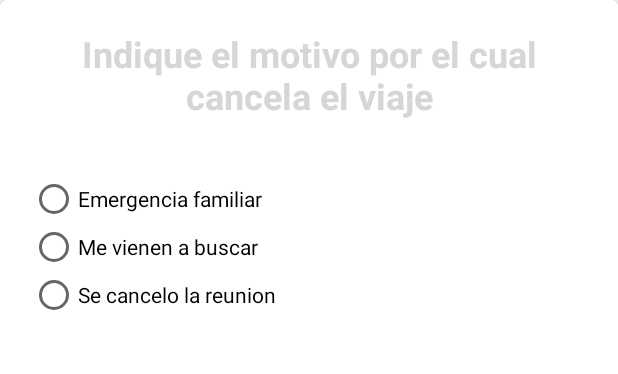
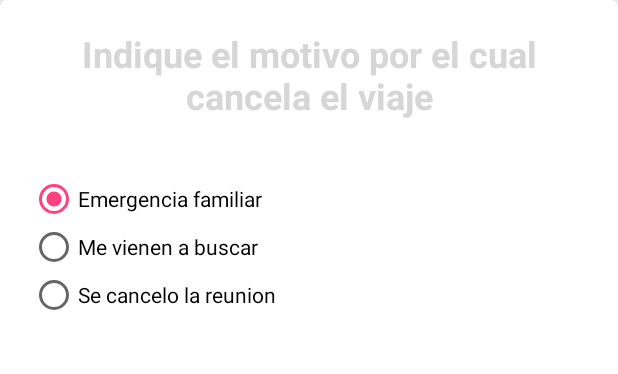
Before and after one commit to iamrahulyadav/interCar, an Android app: the layout custom_modal.xml on its own in the app's theme, with its tools: preview values and no code run, on a phone screen of 412 x 824 dp. Shown: the top 374 px of the screen. Run offline under Robolectric (Android 15) with nearby library versions, the phone set to English and light mode, and no system bars.

Commit message:
Navegacion de notificaciones y reservaciones listo para pruebas, marque de motivos listo para las pruebas.

```diff
--- a/app/src/main/res/layout/custom_modal.xml
+++ b/app/src/main/res/layout/custom_modal.xml
@@ -37,7 +37,8 @@
                 android:layout_alignEnd="@+id/button2"
                 android:layout_gravity="center_horizontal"
                 android:layout_marginLeft="20dp"
-                android:layout_marginTop="30dp">
+                android:layout_marginTop="30dp"
+                android:checkedButton="@+id/radioButton">
 
                 <RadioButton
                     android:id="@+id/radioButton"
```
Also changed, not shown: app/src/main/java/com/apreciasoft/admin/asremis/Activity/HomeClientActivity.java (+32 -0 lines).
